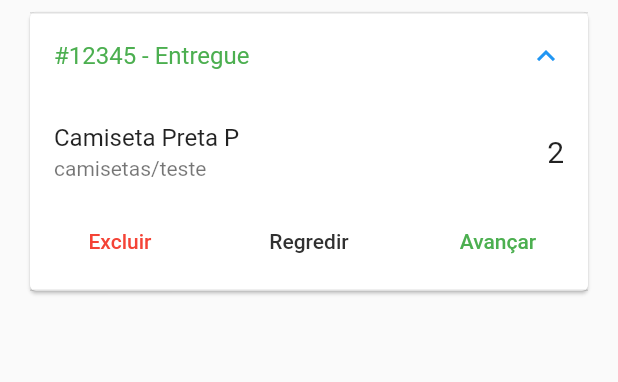
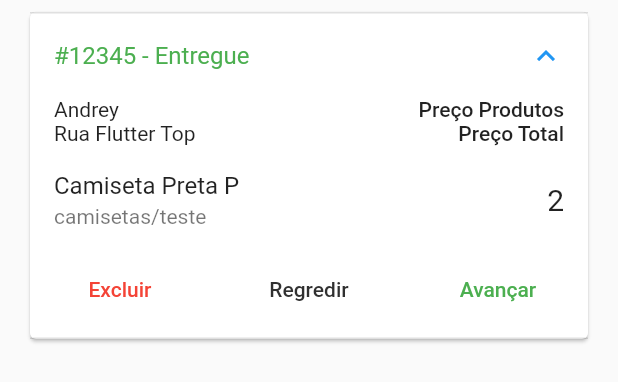
Before and after one commit to Greynowver/gerencia_loja, a Flutter app: the OrderTile widget shown alone on an empty page, opened directly, after a tap on "#12345 - Entregue", on a phone screen of 412 x 824 dp. Shown: the top 382 px of the screen. Run offline on Flutter 3.47's test engine with Material 2 defaults, Android fonts, the phone set to English and light mode, and no system bars; our stand-ins replace cloud_firestore, firebase_auth, rxdart, shimmer; missing offline and left inert: bloc_pattern; accounts and stored records are empty.

```diff
--- /dev/null
+++ b/lib/widgets/order_header.dart
@@ -0,0 +1,28 @@
+import 'package:flutter/cupertino.dart';
+import 'package:flutter/material.dart';
+
+class OrderHeader extends StatelessWidget {
+  @override
+  Widget build(BuildContext context) {
+    return Row(
+      children: <Widget>[
+        Expanded(
+          child: Column(
+            crossAxisAlignment: CrossAxisAlignment.start,
+           children: <Widget>[
+             Text("Andrey"),
+             Text("Rua Flutter Top")
+           ],
+          ),
+        ),
+        Column(
+          crossAxisAlignment: CrossAxisAlignment.end,
+          children: <Widget>[
+            Text("Preço Produtos", style: TextStyle(fontWeight: FontWeight.w500),),
+            Text("Preço Total",style: TextStyle(fontWeight: FontWeight.w500),),
+          ],
+        )
+      ],
+    );
+  }
+}
--- a/lib/widgets/order_tile.dart
+++ b/lib/widgets/order_tile.dart
@@ -1,5 +1,7 @@
 import 'package:flutter/cupertino.dart';
 import 'package:flutter/material.dart';
+
+import 'order_header.dart';
 
 class OrderTile extends StatelessWidget {
   @override
@@ -18,6 +20,7 @@ class OrderTile extends StatelessWidget {
               child: Column(
                 crossAxisAlignment: CrossAxisAlignment.stretch,
                 children: <Widget>[
+                  OrderHeader(),
                   Column(
                     mainAxisSize: MainAxisSize.min,
                     children: <Widget>[
```
Also changed, not shown: lib/blocs/orders_bloc.dart (added, +46 -0 lines).
